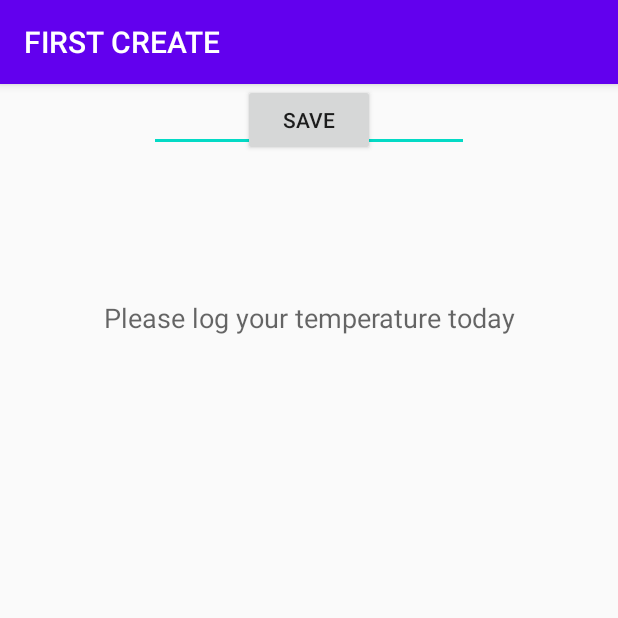
After one commit to RyuseiInoue/BTTracker, an Android app: the LogActivity screen opened directly, with no data from a screen before it, on a phone screen of 412 x 824 dp, the top half of it. The commit adds this screen. Run offline under Robolectric (Android 15) with nearby library versions, the phone set to English and light mode, and no system bars.

Commit message:
I made ManiActivity and LogActivity.

```diff
--- a/app/src/main/AndroidManifest.xml
+++ b/app/src/main/AndroidManifest.xml
@@ -9,6 +9,7 @@
         android:roundIcon="@mipmap/ic_launcher_round"
         android:supportsRtl="true"
         android:theme="@style/AppTheme">
+        <activity android:name=".LogActivity"></activity>
         <activity android:name=".MainActivity">
             <intent-filter>
                 <action android:name="android.intent.action.MAIN" />
--- /dev/null
+++ b/app/src/main/java/com/example/firstcreate/LogActivity.java
@@ -0,0 +1,14 @@
+package com.example.firstcreate;
+
+import androidx.appcompat.app.AppCompatActivity;
+
+import android.os.Bundle;
+
+public class LogActivity extends AppCompatActivity {
+
+    @Override
+    protected void onCreate(Bundle savedInstanceState) {
+        super.onCreate(savedInstanceState);
+        setContentView(R.layout.activity_log);
+    }
+}
--- /dev/null
+++ b/app/src/main/res/layout/activity_log.xml
@@ -0,0 +1,39 @@
+<?xml version="1.0" encoding="utf-8"?>
+<androidx.constraintlayout.widget.ConstraintLayout xmlns:android="http://schemas.android.com/apk/res/android"
+    xmlns:app="http://schemas.android.com/apk/res-auto"
+    xmlns:tools="http://schemas.android.com/tools"
+    android:layout_width="match_parent"
+    android:layout_height="match_parent"
+    tools:context=".LogActivity">
+
+    <TextView
+        android:id="@+id/LogTitle"
+        android:layout_width="wrap_content"
+        android:layout_height="wrap_content"
+        android:text="Please log your temperature today"
+        android:textAppearance="@style/TextAppearance.AppCompat.Medium"
+        app:layout_constraintBottom_toBottomOf="parent"
+        app:layout_constraintEnd_toEndOf="parent"
+        app:layout_constraintStart_toStartOf="parent"
+        app:layout_constraintTop_toTopOf="parent"
+        app:layout_constraintVertical_bias="0.193" />
+
+    <EditText
+        android:id="@+id/LogInputData"
+        android:layout_width="wrap_content"
+        android:layout_height="wrap_content"
+        android:ems="10"
+        android:inputType="numberDecimal"
+        app:layout_constraintEnd_toEndOf="parent"
+        app:layout_constraintStart_toStartOf="parent"
+        tools:layout_editor_absoluteY="208dp" />
+
+    <Button
+        android:id="@+id/LogSaveButton"
+        android:layout_width="wrap_content"
+        android:layout_height="wrap_content"
+        android:text="Save"
+        app:layout_constraintEnd_toEndOf="parent"
+        app:layout_constraintStart_toStartOf="parent"
+        tools:layout_editor_absoluteY="314dp" />
+</androidx.constraintlayout.widget.ConstraintLayout>
```
Also changed, not shown: app/src/main/res/layout/activity_main.xml (+52 -25 lines).
